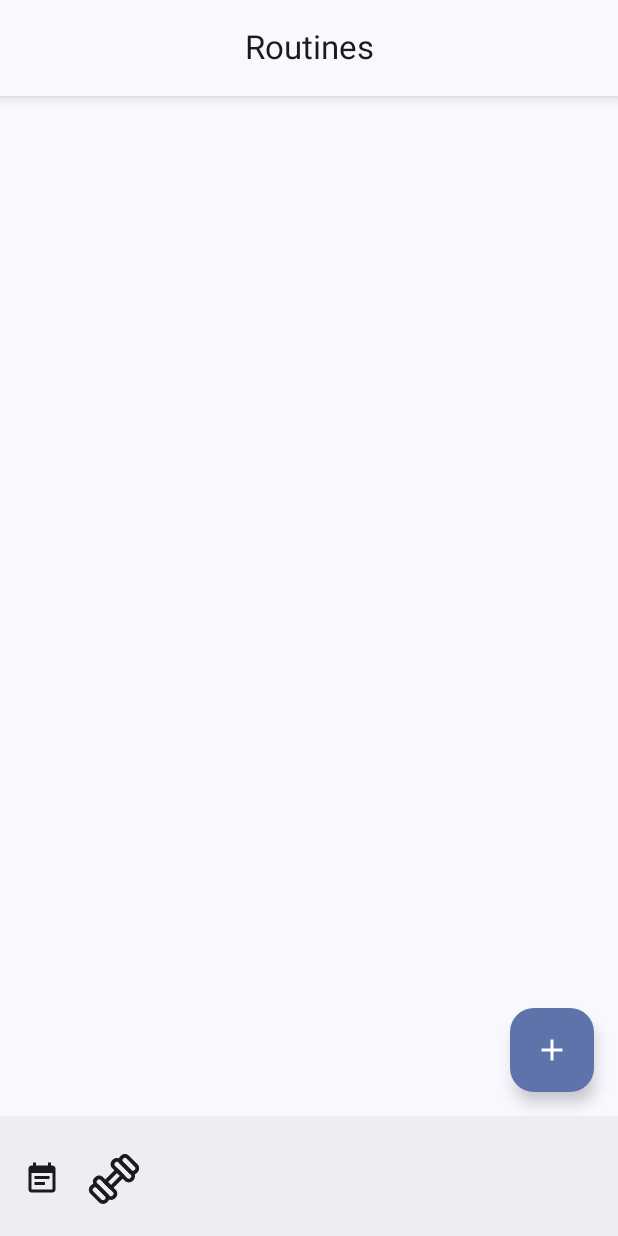
After one commit to rodrigoliveirac/GymMateApp, an Android app built with Jetpack Compose: the composable TrainingScreen shown on its own in the app's theme, on a phone screen of 412 x 824 dp. The commit adds this screen. Run offline under Robolectric (Android 15) with nearby library versions, the phone set to English and light mode, and no system bars.

Commit message:
[feat/exercises] - training routes started

```diff
--- a/app/src/main/java/com/rodcollab/gymmateapp/auth/presentation/navigation/GymMateNavigation.kt
+++ b/app/src/main/java/com/rodcollab/gymmateapp/auth/presentation/navigation/GymMateNavigation.kt
@@ -9,7 +9,9 @@ import com.rodcollab.gymmateapp.auth.presentation.navigation.GymMateDestinations
 import com.rodcollab.gymmateapp.auth.presentation.navigation.GymMateDestinationsArgs.notesExerciseArgs
 import com.rodcollab.gymmateapp.auth.presentation.navigation.GymMateDestinationsArgs.passwordArgs
 import com.rodcollab.gymmateapp.auth.presentation.navigation.GymMateScreens.ADD_OR_EDIT_EXERCISE_SCREEN
+import com.rodcollab.gymmateapp.auth.presentation.navigation.GymMateScreens.ADD_TRAINING
 import com.rodcollab.gymmateapp.auth.presentation.navigation.GymMateScreens.AUTH_SCREEN
+import com.rodcollab.gymmateapp.auth.presentation.navigation.GymMateScreens.TRAININGS
 
 /**
  * Screens used in [GymMateDestinations]
@@ -19,6 +21,8 @@ internal object GymMateScreens {
     const val AUTH_SCREEN = "authentication"
     const val EXERCISES = "exercises"
     const val ADD_OR_EDIT_EXERCISE_SCREEN = "addOrEditExerciseScreen"
+    const val TRAININGS = "trainings"
+    const val ADD_TRAINING = "addTraining"
 }
 
 /**
@@ -43,4 +47,6 @@ object GymMateDestinations {
     const val SIGNUP_ROUTE = "$AUTH_SCREEN/{$SIGN_PATH}"
     const val SIGNIN_ROUTE = "$AUTH_SCREEN/{$SIGN_PATH}?$emailArgs={$emailArgs}?$passwordArgs={$passwordArgs}"
     const val ADD_OR_EDIT_EXERCISE_ROUTE = "$ADD_OR_EDIT_EXERCISE_SCREEN/{$addOrEditArgs}?$bodyPartArgs={$bodyPartArgs}?$nameExerciseArgs={$nameExerciseArgs}?$imgUrlExerciseArgs={$imgUrlExerciseArgs}?$notesExerciseArgs={$notesExerciseArgs}"
+    const val TRAINING_ROUTE = TRAININGS
+    const val ADD_TRAINING_ROUTE = ADD_TRAINING
 }
--- a/app/src/main/java/com/rodcollab/gymmateapp/exercises/presentation/screens/ExercisesScreen.kt
+++ b/app/src/main/java/com/rodcollab/gymmateapp/exercises/presentation/screens/ExercisesScreen.kt
@@ -10,6 +10,7 @@ import androidx.compose.foundation.layout.Spacer
 import androidx.compose.foundation.layout.fillMaxSize
 import androidx.compose.foundation.layout.padding
 import androidx.compose.foundation.layout.size
+import androidx.compose.foundation.layout.sizeIn
 import androidx.compose.foundation.lazy.grid.GridCells
 import androidx.compose.foundation.lazy.grid.LazyVerticalGrid
 import androidx.compose.foundation.lazy.grid.items
@@ -116,10 +117,10 @@ fun ExercisesScreen(
                                 .clickable { }
                         ) {
                             val dataImg: Any = exercise.image ?: run {
-                                R.drawable.photo_placeholder
-
+                                R.drawable.dumbell
                             }
                             AsyncImage(
+
                                 modifier = Modifier.align(Alignment.CenterHorizontally),
                                 model = ImageRequest.Builder(LocalContext.current)
                                     .data(dataImg)
--- /dev/null
+++ b/app/src/main/java/com/rodcollab/gymmateapp/routines/TrainingScreen.kt
@@ -0,0 +1,65 @@
+package com.rodcollab.gymmateapp.routines
+
+import androidx.compose.foundation.layout.Box
+import androidx.compose.foundation.layout.fillMaxSize
+import androidx.compose.foundation.layout.padding
+import androidx.compose.material.icons.Icons
+import androidx.compose.material.icons.filled.Add
+import androidx.compose.material3.BottomAppBar
+import androidx.compose.material3.CenterAlignedTopAppBar
+import androidx.compose.material3.ExperimentalMaterial3Api
+import androidx.compose.material3.FloatingActionButton
+import androidx.compose.material3.Icon
+import androidx.compose.material3.IconButton
+import androidx.compose.material3.Scaffold
+import androidx.compose.material3.Text
+import androidx.compose.runtime.Composable
+import androidx.compose.ui.Modifier
+import androidx.compose.ui.draw.shadow
+import androidx.compose.ui.res.painterResource
+import androidx.compose.ui.unit.dp
+import com.rodcollab.gymmateapp.R
+import com.rodcollab.gymmateapp.auth.presentation.navigation.GymMateDestinations.ADD_TRAINING_ROUTE
+import com.rodcollab.gymmateapp.auth.presentation.navigation.GymMateScreens
+
+@OptIn(ExperimentalMaterial3Api::class)
+@Composable
+fun TrainingScreen(
+    goTo: (String) -> Unit
+) {
+    Scaffold(floatingActionButton = {
+        FloatingActionButton(onClick = { goTo(ADD_TRAINING_ROUTE) }) {
+            Icon(imageVector = Icons.Default.Add, contentDescription = null)
+        }
+    }, bottomBar = {
+        BottomAppBar {
+            IconButton(onClick = { }) {
+                Icon(
+                    painter = painterResource(id = R.drawable.baseline_event_note_24),
+                    contentDescription = "Training"
+                )
+            }
+
+            IconButton(onClick = { goTo(GymMateScreens.MAIN_SCREEN) }) {
+                Icon(
+                    painter = painterResource(id = R.drawable.dumbell),
+                    contentDescription = "Exercises"
+                )
+            }
+        }
+    },
+
+        topBar = {
+            CenterAlignedTopAppBar(modifier = Modifier.shadow(elevation = 6.dp), title = {
+                Text(text = "Routines")
+            })
+        }) { paddingValues ->
+        Box(
+            modifier = Modifier
+                .padding(paddingValues)
+                .fillMaxSize()
+        ) {
+
+        }
+    }
+}
--- /dev/null
+++ b/app/src/main/res/drawable/baseline_event_note_24.xml
@@ -0,0 +1,5 @@
+<vector xmlns:android="http://schemas.android.com/apk/res/android" android:autoMirrored="true" android:height="24dp" android:tint="#000000" android:viewportHeight="24" android:viewportWidth="24" android:width="24dp">
+
+    <path android:fillColor="@android:color/white" android:pathData="M17,10L7,10v2h10v-2zM19,3h-1L18,1h-2v2L8,3L8,1L6,1v2L5,3c-1.11,0 -1.99,0.9 -1.99,2L3,19c0,1.1 0.89,2 2,2h14c1.1,0 2,-0.9 2,-2L21,5c0,-1.1 -0.9,-2 -2,-2zM19,19L5,19L5,8h14v11zM14,14L7,14v2h7v-2z"/>
+
+</vector>
--- /dev/null
+++ b/app/src/main/res/drawable/baseline_insert_photo_24.xml
@@ -0,0 +1,5 @@
+<vector xmlns:android="http://schemas.android.com/apk/res/android" android:height="24dp" android:tint="#000000" android:viewportHeight="24" android:viewportWidth="24" android:width="24dp">
+
+    <path android:fillColor="@android:color/white" android:pathData="M21,19V5c0,-1.1 -0.9,-2 -2,-2H5c-1.1,0 -2,0.9 -2,2v14c0,1.1 0.9,2 2,2h14c1.1,0 2,-0.9 2,-2zM8.5,13.5l2.5,3.01L14.5,12l4.5,6H5l3.5,-4.5z"/>
+
+</vector>
--- /dev/null
+++ b/app/src/main/res/drawable/dumbell.xml
@@ -0,0 +1,21 @@
+<vector xmlns:android="http://schemas.android.com/apk/res/android"
+    android:width="64dp"
+    android:height="64dp"
+    android:viewportWidth="24"
+    android:viewportHeight="24">
+  <path
+      android:pathData="M10.81,20.38C10.208,20.379 9.63,20.142 9.2,19.72L4.2,14.72C3.988,14.51 3.82,14.26 3.705,13.984C3.59,13.709 3.531,13.413 3.531,13.115C3.531,12.817 3.59,12.521 3.705,12.246C3.82,11.97 3.988,11.72 4.2,11.51L4.43,11.27C4.859,10.846 5.437,10.608 6.04,10.608C6.643,10.608 7.221,10.846 7.65,11.27L12.65,16.27C12.862,16.48 13.03,16.73 13.145,17.006C13.26,17.281 13.319,17.577 13.319,17.875C13.319,18.173 13.26,18.469 13.145,18.744C13.03,19.02 12.862,19.27 12.65,19.48L12.42,19.72C11.991,20.142 11.412,20.379 10.81,20.38ZM6.05,12.11C5.95,12.109 5.85,12.128 5.758,12.165C5.665,12.203 5.581,12.259 5.51,12.33L5.27,12.57C5.198,12.642 5.141,12.726 5.103,12.82C5.064,12.913 5.044,13.014 5.044,13.115C5.044,13.216 5.064,13.316 5.103,13.41C5.141,13.503 5.198,13.589 5.27,13.66L10.27,18.66C10.416,18.805 10.614,18.887 10.82,18.887C11.026,18.887 11.224,18.805 11.37,18.66L11.6,18.42C11.673,18.349 11.732,18.263 11.771,18.169C11.811,18.074 11.831,17.972 11.83,17.87C11.83,17.769 11.81,17.669 11.771,17.576C11.731,17.483 11.673,17.4 11.6,17.33L6.6,12.33C6.527,12.259 6.441,12.203 6.347,12.165C6.253,12.127 6.152,12.108 6.05,12.11Z"
+      android:fillColor="#000000"/>
+  <path
+      android:pathData="M17.92,13.37C17.316,13.366 16.739,13.125 16.31,12.7L11.31,7.7C10.884,7.273 10.644,6.694 10.644,6.09C10.644,5.486 10.884,4.907 11.31,4.48L11.55,4.24C11.977,3.817 12.554,3.579 13.155,3.579C13.756,3.579 14.333,3.817 14.76,4.24L19.76,9.24C20.183,9.667 20.421,10.244 20.421,10.845C20.421,11.446 20.183,12.023 19.76,12.45L19.52,12.69C19.096,13.116 18.521,13.36 17.92,13.37ZM13.16,5.09C13.059,5.089 12.959,5.109 12.866,5.148C12.773,5.188 12.689,5.246 12.62,5.32L12.38,5.55C12.235,5.696 12.153,5.894 12.153,6.1C12.153,6.306 12.235,6.504 12.38,6.65L17.38,11.65C17.526,11.795 17.724,11.877 17.93,11.877C18.136,11.877 18.334,11.795 18.48,11.65L18.71,11.41C18.783,11.34 18.841,11.257 18.881,11.164C18.92,11.071 18.941,10.971 18.94,10.87C18.941,10.768 18.921,10.666 18.881,10.571C18.842,10.477 18.783,10.391 18.71,10.32L13.71,5.32C13.638,5.247 13.553,5.189 13.458,5.15C13.364,5.11 13.262,5.09 13.16,5.09Z"
+      android:fillColor="#000000"/>
+  <path
+      android:pathData="M19.55,10.21C18.948,10.209 18.369,9.972 17.94,9.55L14.53,6.13C14.318,5.92 14.15,5.67 14.035,5.394C13.92,5.119 13.861,4.823 13.861,4.525C13.861,4.227 13.92,3.931 14.035,3.656C14.15,3.38 14.318,3.13 14.53,2.92L14.76,2.68C15.187,2.254 15.766,2.014 16.37,2.014C16.974,2.014 17.553,2.254 17.98,2.68L21.4,6.09C21.824,6.519 22.062,7.097 22.062,7.7C22.062,8.303 21.824,8.881 21.4,9.31L21.16,9.55C20.73,9.972 20.152,10.209 19.55,10.21ZM16.37,3.51C16.164,3.513 15.967,3.595 15.82,3.74L15.59,4C15.518,4.072 15.462,4.156 15.423,4.25C15.384,4.344 15.364,4.444 15.364,4.545C15.364,4.646 15.384,4.746 15.423,4.84C15.462,4.934 15.518,5.018 15.59,5.09L19,8.49C19.146,8.635 19.344,8.717 19.55,8.717C19.756,8.717 19.954,8.635 20.1,8.49L20.33,8.25C20.403,8.178 20.461,8.093 20.501,7.998C20.541,7.904 20.561,7.802 20.561,7.7C20.561,7.598 20.541,7.496 20.501,7.402C20.461,7.307 20.403,7.222 20.33,7.15L16.92,3.74C16.774,3.594 16.577,3.511 16.37,3.51Z"
+      android:fillColor="#000000"/>
+  <path
+      android:pathData="M7.63,22C7.326,22.003 7.026,21.944 6.745,21.827C6.465,21.71 6.212,21.537 6,21.32L2.61,17.91C2.398,17.699 2.229,17.448 2.114,17.172C1.999,16.896 1.94,16.599 1.94,16.3C1.94,16.001 1.999,15.704 2.114,15.428C2.229,15.152 2.398,14.901 2.61,14.69L2.84,14.45C3.269,14.026 3.847,13.788 4.45,13.788C5.053,13.788 5.631,14.026 6.06,14.45L9.47,17.87C9.682,18.08 9.85,18.33 9.965,18.606C10.08,18.881 10.139,19.177 10.139,19.475C10.139,19.773 10.08,20.069 9.965,20.344C9.85,20.62 9.682,20.87 9.47,21.08L9.24,21.32C9.03,21.535 8.78,21.705 8.503,21.822C8.227,21.939 7.93,21.999 7.63,22ZM4.45,15.3C4.348,15.299 4.247,15.317 4.153,15.355C4.059,15.393 3.973,15.449 3.9,15.52L3.67,15.76C3.597,15.832 3.539,15.917 3.499,16.012C3.459,16.106 3.439,16.208 3.439,16.31C3.439,16.412 3.459,16.514 3.499,16.608C3.539,16.703 3.597,16.788 3.67,16.86L7.08,20.27C7.152,20.342 7.236,20.399 7.33,20.437C7.424,20.476 7.524,20.496 7.625,20.496C7.726,20.496 7.826,20.476 7.92,20.437C8.014,20.399 8.098,20.342 8.17,20.27L8.41,20C8.482,19.928 8.539,19.844 8.577,19.75C8.616,19.656 8.636,19.556 8.636,19.455C8.636,19.354 8.616,19.253 8.577,19.16C8.539,19.066 8.482,18.982 8.41,18.91L5,15.51C4.927,15.439 4.841,15.383 4.747,15.345C4.653,15.307 4.552,15.288 4.45,15.29V15.3Z"
+      android:fillColor="#000000"/>
+  <path
+      android:pathData="M10.78,16.2C10.681,16.202 10.583,16.184 10.492,16.146C10.401,16.108 10.318,16.052 10.25,15.98L8,13.77C7.929,13.701 7.873,13.619 7.835,13.528C7.796,13.437 7.776,13.339 7.776,13.24C7.776,13.141 7.796,13.043 7.835,12.952C7.873,12.861 7.929,12.779 8,12.71L12.71,8C12.778,7.928 12.861,7.872 12.952,7.834C13.043,7.796 13.141,7.778 13.24,7.78C13.339,7.778 13.437,7.796 13.528,7.834C13.62,7.872 13.702,7.928 13.77,8L16,10.25C16.071,10.319 16.127,10.401 16.165,10.492C16.204,10.583 16.224,10.681 16.224,10.78C16.224,10.879 16.204,10.977 16.165,11.068C16.127,11.159 16.071,11.241 16,11.31L11.31,16C11.24,16.068 11.157,16.121 11.066,16.155C10.975,16.19 10.877,16.205 10.78,16.2ZM9.63,13.2L10.78,14.35L14.39,10.74L13.24,9.63L9.63,13.2Z"
+      android:fillColor="#000000"/>
+</vector>
```
Also changed, not shown: app/src/main/java/com/rodcollab/gymmateapp/MainActivity.kt (+16 -0 lines), app/src/main/java/com/rodcollab/gymmateapp/exercises/presentation/screens/BodyPartScreen.kt (+29 -3 lines).
